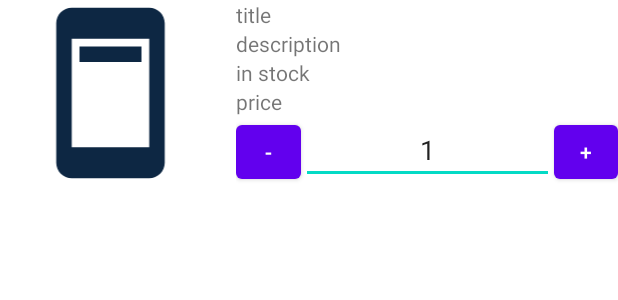
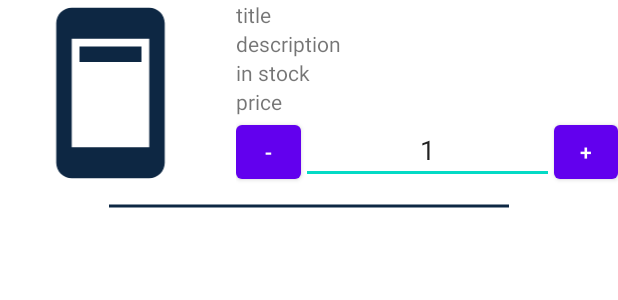
Before and after one commit to omar-ghannou/Stock-Managment, an Android app: the layout item_product.xml on its own in the app's theme, with its tools: preview values and no code run, on a phone screen of 412 x 824 dp. Shown: the top 300 px of the screen. Run offline under Robolectric (Android 15) with nearby library versions, the phone set to English and light mode, and no system bars.

Commit message:
add a class Product to handle product info and an adapter for our list

```diff
--- a/app/src/main/java/com/fsdm/wisd/stockmanagment/MainActivity.java
+++ b/app/src/main/java/com/fsdm/wisd/stockmanagment/MainActivity.java
@@ -8,6 +8,7 @@ import android.view.View;
 import android.widget.AdapterView;
 import android.widget.ArrayAdapter;
 import android.widget.Button;
+import android.widget.ListView;
 import android.widget.Spinner;
 import android.widget.Toast;
 
@@ -16,6 +17,8 @@ public class MainActivity extends AppCompatActivity implements AdapterView.OnIte
     Spinner mSpinner;
     DatabaseHelper mydb;
     private ArrayAdapter<String> mArrayAdapter;
+    //list
+    private ListView mListView;
 
     @Override
     protected void onCreate(Bundle savedInstanceState) {
@@ -28,6 +31,9 @@ public class MainActivity extends AppCompatActivity implements AdapterView.OnIte
         mSpinner=findViewById(R.id.spinner);
         mSpinner.setAdapter(mArrayAdapter);
         mSpinner.setOnItemSelectedListener(this);
+        //list
+        mListView=findViewById(R.id.list);
+
 
 
 
--- /dev/null
+++ b/app/src/main/res/drawable/ic_baseline_horizontal_rule_24.xml
@@ -0,0 +1,6 @@
+<vector android:height="24dp" android:tint="#0D2743"
+    android:viewportHeight="24" android:viewportWidth="24"
+    android:width="400dp" xmlns:android="http://schemas.android.com/apk/res/android">
+    <path android:fillColor="@android:color/white"
+        android:fillType="evenOdd" android:pathData="M4,11h16v2h-16z"/>
+</vector>
--- a/app/src/main/res/layout/item_product.xml
+++ b/app/src/main/res/layout/item_product.xml
@@ -8,7 +8,7 @@
 
     <LinearLayout
         android:layout_width="match_parent"
-        android:layout_height="match_parent">
+        android:layout_height="wrap_content">
 
         <ImageView
             android:id="@+id/imageProduct"
@@ -79,5 +79,12 @@
             </LinearLayout>
 
         </LinearLayout>
+
     </LinearLayout>
+
+    <ImageView
+        android:id="@+id/separator"
+        android:layout_width="match_parent"
+        android:layout_height="wrap_content"
+        app:srcCompat="@drawable/ic_baseline_horizontal_rule_24" />
 </LinearLayout>
```
Also changed, not shown: app/src/main/java/com/fsdm/wisd/stockmanagment/Adapter.java (added, +10 -0 lines), app/src/main/java/com/fsdm/wisd/stockmanagment/Product.java (added, +57 -0 lines), app/src/main/res/layout/activity_main.xml (+12 -5 lines).
